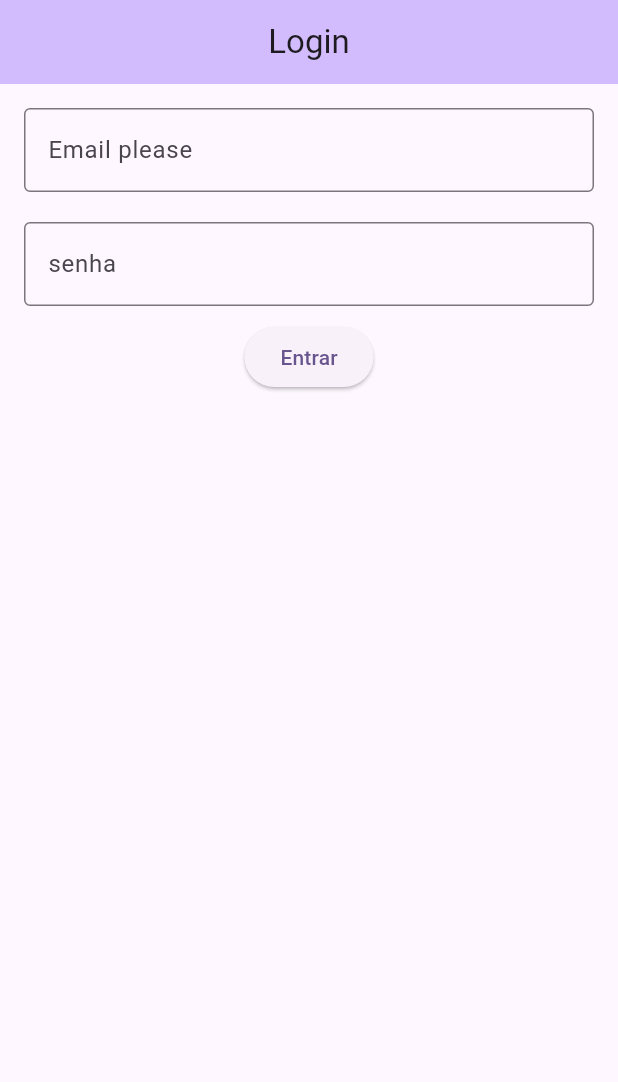
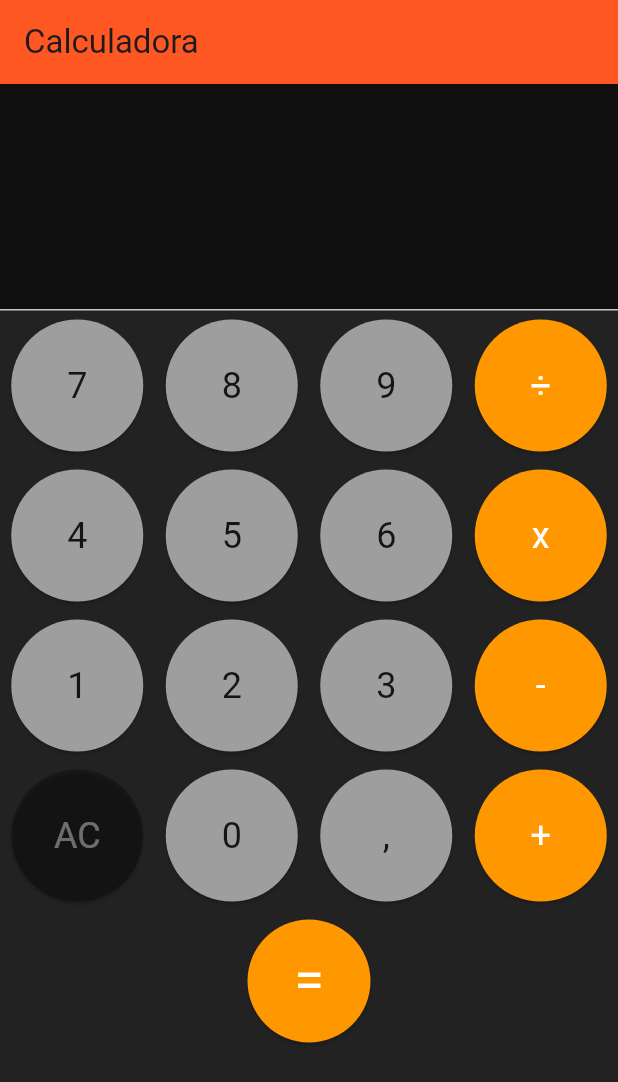
Before and after one commit to Fabricio6661/Mini-App-Flutter, a Flutter app: the screen it shows after launch, on a phone screen of 412 x 824 dp. Shown: the top 1082 px of the screen. Run offline on Flutter 3.47's test engine with Material 3 defaults, Android fonts, the phone set to English and light mode, and no system bars.

Commit message:
calculadora

```diff
--- a/lib/main.dart
+++ b/lib/main.dart
@@ -1,4 +1,5 @@
 import 'package:flutter/material.dart';
+import 'package:miniappflutter/screens/Calculadora.dart';
 import 'package:miniappflutter/screens/homescreen.dart';
 import 'package:miniappflutter/screens/login.dart';
 
@@ -19,7 +20,7 @@ class MyApp extends StatelessWidget {
         colorScheme: ColorScheme.fromSeed(seedColor: Colors.deepPurple),
         useMaterial3: true,
       ),
-      home: Login(),
+      home: CalculadoraScreen(),
     );
   }
 }
--- /dev/null
+++ b/lib/screens/Calculadora.dart
@@ -0,0 +1,220 @@
+import 'package:flutter/material.dart';
+
+class CalculadoraScreen extends StatefulWidget {
+  @override
+  State<CalculadoraScreen> createState() => _CalculadoraState();
+}
+
+class _CalculadoraState extends State<CalculadoraScreen> {
+  String _expression = '';
+  String _result = '';
+
+  void _onButtonPressed(String value) {
+    setState(() {
+      if (value == '=') {
+        _calculateResult();
+      } else if (value == 'AC') {
+        _expression = '';
+        _result = '';
+      } else if (value == ',') {
+        if (_expression.isEmpty || _expression.endsWith((r'[+\-x÷,]'))) {
+          _expression += '0.';
+        } else if (!_expression.endsWith('.')) {
+          _expression += '.';
+        }
+      } else {
+        _expression += value;
+      }
+    });
+  }
+
+  void _calculateResult() {
+    try {
+      // substituir vírgula por ponto
+      String exp = _expression.replaceAll(',', '.');
+
+      // Procurar o operador (suporta somente um operador na expressão)
+      RegExp regExp = RegExp(r'([\+\-x÷])');
+      Match? match = regExp.firstMatch(exp);
+
+      if (match == null) {
+        // Não tem operador, tenta converter direto
+        double val = double.parse(exp);
+        _result = _formatResult(val);
+      } else {
+        String op = match.group(0)!;
+        int opIndex = match.start;
+
+        // separa os dois operandos
+        double num1 = double.parse(exp.substring(0, opIndex));
+        double num2 = double.parse(exp.substring(opIndex + 1));
+
+        double res;
+
+        switch (op) {
+          case '+':
+            res = num1 + num2;
+            break;
+          case '-':
+            res = num1 - num2;
+            break;
+          case 'x':
+            res = num1 * num2;
+            break;
+          case '÷':
+            if (num2 == 0) {
+              _showError('Divisão por zero!');
+              return;
+            }
+            res = num1 / num2;
+            break;
+          default:
+            throw Exception('Operador desconhecido');
+        }
+
+        _result = _formatResult(res);
+      }
+
+      // Limpar expressão para novo cálculo
+      _expression = '';
+    } catch (e) {
+      _result = 'Erro';
+    }
+  }
+
+  String _formatResult(double val) {
+    if (val == val.toInt()) {
+      return val.toInt().toString();
+    } else {
+      return val.toStringAsFixed(4).replaceFirst(RegExp(r'0*$'), '').replaceFirst(RegExp(r'\.$'), '');
+    }
+  }
+
+  void _showError(String msg) {
+    ScaffoldMessenger.of(context).showSnackBar(
+      SnackBar(content: Text(msg), backgroundColor: Colors.red),
+    );
+  }
+
+  bool _isOperator(String text) {
+    return ['+', '-', 'x', '÷', '=', 'C'].contains(text);
+  }
+
+  Widget _buildButton(String text, {Color? bgColor, Color? textColor}) {
+    bgColor ??= _isOperator(text) ? Colors.teal : Colors.grey.shade200;
+    textColor ??= _isOperator(text) ? Colors.white : Colors.black87;
+
+    return Expanded(
+      child: Padding(
+        padding: const EdgeInsets.all(6.0),
+        child: ElevatedButton(
+          style: ElevatedButton.styleFrom(
+            backgroundColor: bgColor,
+            foregroundColor: textColor,
+            padding: const EdgeInsets.symmetric(vertical: 30),
+            textStyle: const TextStyle(fontSize: 24),
+            shape: CircleBorder()
+          ),
+          onPressed: () => _onButtonPressed(text),
+          child: Text(text),
+        ),
+      ),
+    );
+  }
+
+  String _getLastNumber(String expression) {
+    final regex = RegExp(r'(\d+\.?\d*)$');
+    final match = regex.firstMatch(expression);
+    if (match != null) {
+      return match.group(0)!.replaceAll('.', ',');
+    }
+    return '';
+  }
+
+  @override
+  Widget build(BuildContext context) {
+    return Scaffold(
+      backgroundColor: Colors.black87,
+      appBar: AppBar(
+        title: const Text('Calculadora'),
+        backgroundColor: Colors.deepOrange,
+      ),
+      body: Column(
+        children: [
+          Container(
+            color: Colors.black54,
+            padding: const EdgeInsets.symmetric(horizontal: 16, vertical: 32),
+            alignment: Alignment.bottomCenter,
+            height: 150,
+            child: Text(
+              _result.isNotEmpty ? _result : _getLastNumber(_expression),
+              style: const TextStyle(fontSize: 36, fontWeight: FontWeight.bold, color: Colors.white),
+            ),
+          ),
+
+          const Divider(height: 1),
+          Expanded(
+            flex: 6,            child: Column(
+              children: [
+                Row(
+                  children: [
+                    _buildButton('7', bgColor: Colors.grey),
+                    _buildButton('8', bgColor: Colors.grey),
+                    _buildButton('9', bgColor: Colors.grey),
+                    _buildButton('÷', bgColor: Colors.orange),
+                  ],
+                ),
+                Row(
+                  children: [
+                    _buildButton('4', bgColor: Colors.grey),
+                    _buildButton('5', bgColor: Colors.grey),
+                    _buildButton('6', bgColor: Colors.grey),
+                    _buildButton('x', bgColor: Colors.orange),
+                  ],
+                ),
+                Row(
+                  children: [
+                    _buildButton('1', bgColor: Colors.grey),
+                    _buildButton('2', bgColor: Colors.grey),
+                    _buildButton('3', bgColor: Colors.grey),
+                    _buildButton('-', bgColor: Colors.orange),
+                  ],
+                ),
+                Row(
+                  children: [
+                    _buildButton('AC', bgColor: Colors.black26, textColor: Colors.white38),
+                    _buildButton('0', bgColor: Colors.grey),
+                    _buildButton(',', bgColor: Colors.grey),
+                    _buildButton('+', bgColor: Colors.orange),
+                  ],
+                ),
+                Row(
+                  children: [
+                    Expanded(
+                      flex: 4,
+                      child: Padding(
+                        padding: const EdgeInsets.all(6.0),
+                        child: ElevatedButton(
+                          style: ElevatedButton.styleFrom(
+                            backgroundColor: Colors.orange,
+                            foregroundColor: Colors.white,
+                            padding: const EdgeInsets.symmetric(vertical: 20),
+                            textStyle: const TextStyle(fontSize: 36),
+                            shape: CircleBorder(
+                            ),
+                          ),
+                          onPressed: () => _onButtonPressed('='),
+                          child: const Text('='),
+                        ),
+                      ),
+                    ),
+                  ],
+                ),
+              ],
+            ),
+          )
+        ],
+      ),
+    );
+  }
+}
--- a/lib/screens/login.dart
+++ b/lib/screens/login.dart
@@ -48,7 +48,7 @@ class _FormLoginState extends State<Login> {
     return Scaffold(
       appBar: AppBar(
         title: Text('Login'),
-        backgroundColor: Theme.of(context).colorScheme.inversePrimary,
+        backgroundColor: Theme.of(context).colorScheme.error,
         centerTitle: true,
       ),
       body: Padding(
--- a/pubspec.yaml
+++ b/pubspec.yaml
@@ -58,6 +58,9 @@ flutter:
   uses-material-design: true
 
   # To add assets to your application, add an assets section, like this:
+
+  assets:
+    - assets/images/LOGO.png
   # assets:
   #   - images/a_dot_burr.jpeg
   #   - images/a_dot_ham.jpeg
```
Also changed, not shown: lib/components/menu_component.dart (+6 -6 lines), lib/screens/homescreen.dart (+17 -28 lines), lib/screens/sobre_screen.dart (+46 -16 lines), lib/screens/sorteio_screen.dart (deleted, +0 -24 lines), assets/images/LOGO.png (added).
